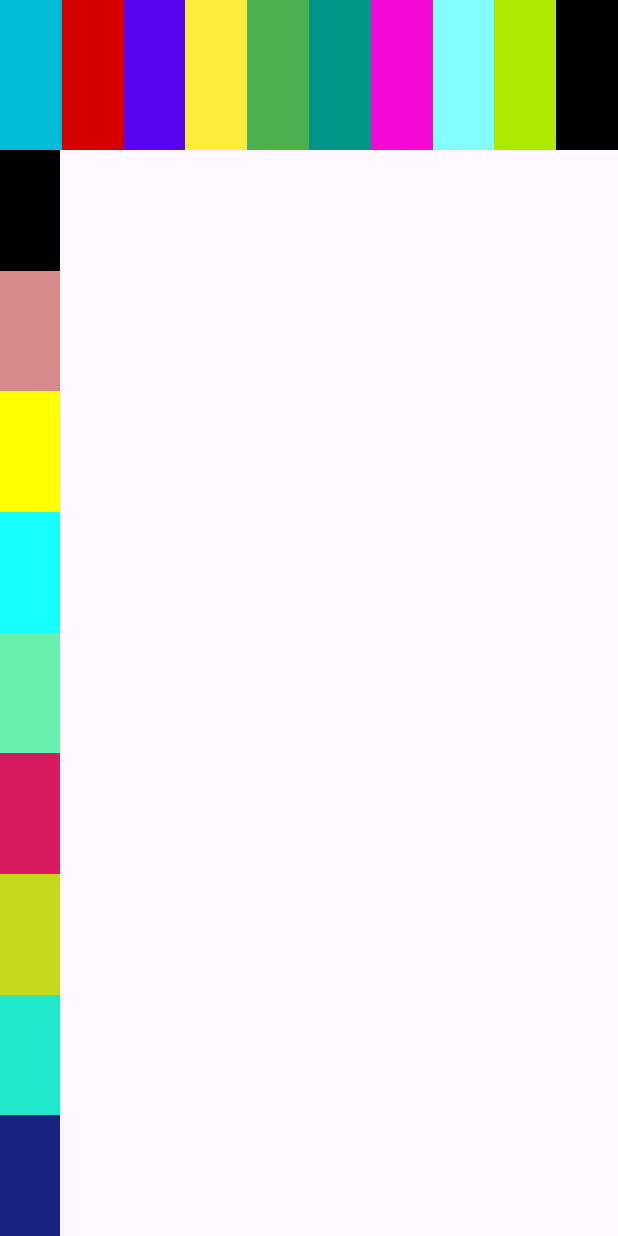
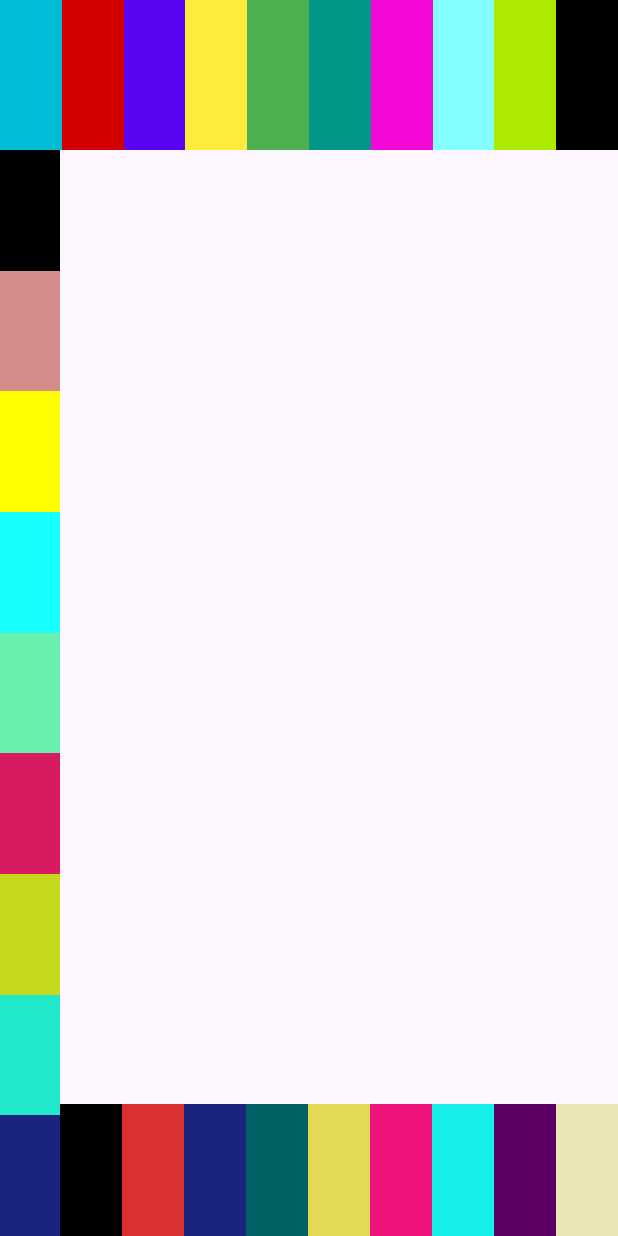
Before and after one commit to ahsannaeem150/AADTest, an Android app: the screen it shows after launch (MainActivity), on a phone screen of 412 x 824 dp. Run offline under Robolectric (Android 15) with nearby library versions, the phone set to English and light mode, and no system bars.

Commit message:
Added bottom horizontal

```diff
--- a/app/src/main/res/layout/home_page.xml
+++ b/app/src/main/res/layout/home_page.xml
@@ -194,4 +194,94 @@
         android:id="@+id/vTenth"
         >
     </androidx.constraintlayout.widget.ConstraintLayout>
+    <androidx.constraintlayout.widget.ConstraintLayout
+        android:layout_width="0dp"
+        android:layout_height="88dp"
+        app:layout_constraintEnd_toStartOf="@id/bThird"
+        app:layout_constraintStart_toEndOf="@id/vTenth"
+        app:layout_constraintBottom_toBottomOf="parent"
+        android:background="@color/black"
+        android:id="@+id/bSecond"
+        >
+    </androidx.constraintlayout.widget.ConstraintLayout>
+    <androidx.constraintlayout.widget.ConstraintLayout
+        android:layout_width="0dp"
+        android:layout_height="88dp"
+        app:layout_constraintEnd_toStartOf="@id/bFourth"
+        app:layout_constraintStart_toEndOf="@id/bSecond"
+        app:layout_constraintBottom_toBottomOf="parent"
+        android:background="#DA3232"
+        android:id="@+id/bThird"
+        >
+    </androidx.constraintlayout.widget.ConstraintLayout>
+    <androidx.constraintlayout.widget.ConstraintLayout
+        android:layout_width="0dp"
+        android:layout_height="88dp"
+        app:layout_constraintEnd_toStartOf="@id/bFifth"
+        app:layout_constraintStart_toEndOf="@id/bThird"
+        app:layout_constraintBottom_toBottomOf="parent"
+        android:background="#1A237E"
+        android:id="@+id/bFourth"
+        >
+    </androidx.constraintlayout.widget.ConstraintLayout>
+    <androidx.constraintlayout.widget.ConstraintLayout
+        android:layout_width="0dp"
+        android:layout_height="88dp"
+        app:layout_constraintEnd_toStartOf="@id/bSixth"
+        app:layout_constraintStart_toEndOf="@id/bFourth"
+        app:layout_constraintBottom_toBottomOf="parent"
+        android:background="#006064"
+        android:id="@+id/bFifth"
+        >
+    </androidx.constraintlayout.widget.ConstraintLayout>
+    <androidx.constraintlayout.widget.ConstraintLayout
+        android:layout_width="0dp"
+        android:layout_height="88dp"
+        app:layout_constraintEnd_toStartOf="@id/bSeventh"
+        app:layout_constraintStart_toEndOf="@id/bFifth"
+        app:layout_constraintBottom_toBottomOf="parent"
+        android:background="#E1DA52"
+        android:id="@+id/bSixth"
+        >
+    </androidx.constraintlayout.widget.ConstraintLayout>
+    <androidx.constraintlayout.widget.ConstraintLayout
+        android:layout_width="0dp"
+        android:layout_height="88dp"
+        app:layout_constraintEnd_toStartOf="@id/bEighth"
+        app:layout_constraintStart_toEndOf="@id/bSixth"
+        app:layout_constraintBottom_toBottomOf="parent"
+        android:background="#EF147B"
+        android:id="@+id/bSeventh"
+        >
+    </androidx.constraintlayout.widget.ConstraintLayout>
+    <androidx.constraintlayout.widget.ConstraintLayout
+        android:layout_width="0dp"
+        android:layout_height="88dp"
+        app:layout_constraintEnd_toStartOf="@id/bNinth"
+        app:layout_constraintStart_toEndOf="@id/bSeventh"
+        app:layout_constraintBottom_toBottomOf="parent"
+        android:background="#14EFE8"
+        android:id="@+id/bEighth"
+        >
+    </androidx.constraintlayout.widget.ConstraintLayout>
+    <androidx.constraintlayout.widget.ConstraintLayout
+        android:layout_width="0dp"
+        android:layout_height="88dp"
+        app:layout_constraintEnd_toStartOf="@id/bTenth"
+        app:layout_constraintStart_toEndOf="@id/bEighth"
+        app:layout_constraintBottom_toBottomOf="parent"
+        android:background="#5D0064"
+        android:id="@+id/bNinth"
+        >
+    </androidx.constraintlayout.widget.ConstraintLayout>
+    <androidx.constraintlayout.widget.ConstraintLayout
+        android:layout_width="0dp"
+        android:layout_height="88dp"
+        app:layout_constraintEnd_toEndOf="parent"
+        app:layout_constraintStart_toEndOf="@id/bNinth"
+        app:layout_constraintBottom_toBottomOf="parent"
+        android:background="#EAE7B5"
+        android:id="@+id/bTenth"
+        >
+    </androidx.constraintlayout.widget.ConstraintLayout>
 </androidx.constraintlayout.widget.ConstraintLayout>
```
